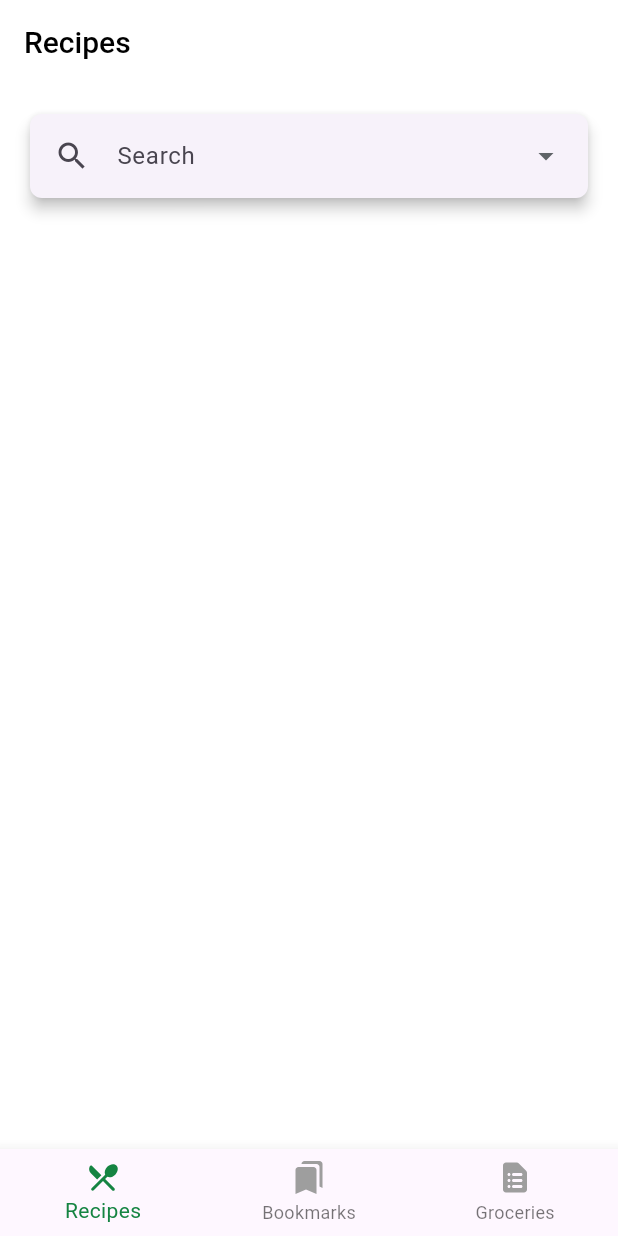
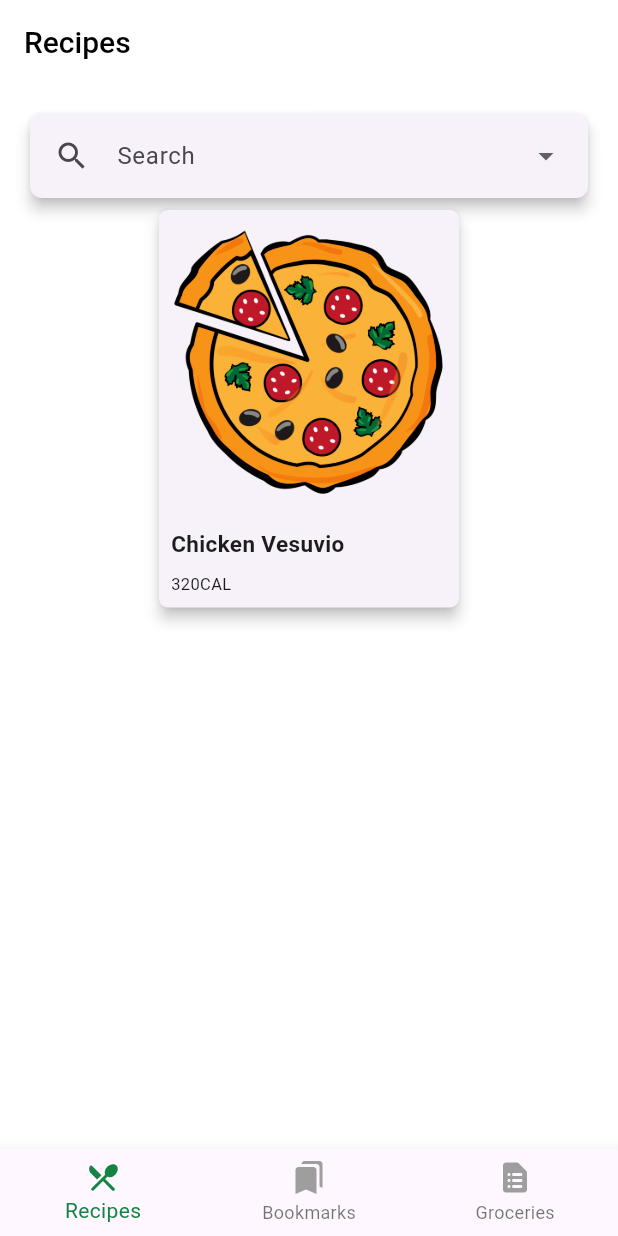
Before and after one commit to nash-2023/fooderlishCh09, a Flutter app: the screen it shows after launch, on a phone screen of 412 x 824 dp. Run offline on Flutter 3.47's test engine with Material 3 defaults, Android fonts, the phone set to English and light mode, and no system bars; our stand-ins replace flutter_slidable, flutter_svg, shared_preferences.

Commit message:
end of ch 10

```diff
--- /dev/null
+++ b/fdrlsh09/lib/network/recipe_model.dart
@@ -0,0 +1,97 @@
+import 'package:json_annotation/json_annotation.dart';
+part 'recipe_model.g.dart';
+
+@JsonSerializable()
+class APIRecipeQuery {
+  factory APIRecipeQuery.fromJson(Map<String, dynamic> json) =>
+      _$APIRecipeQueryFromJson(json);
+  Map<String, dynamic> toJson() => _$APIRecipeQueryToJson(this);
+  @JsonKey(name: 'q')
+  String query;
+  int from;
+  int to;
+  bool more;
+  int count;
+  List<APIHits> hits;
+  APIRecipeQuery({
+    required this.query,
+    required this.from,
+    required this.to,
+    required this.more,
+    required this.count,
+    required this.hits,
+  });
+}
+
+// 1
+@JsonSerializable()
+class APIHits {
+// 2
+  APIRecipe recipe;
+// 3
+  APIHits({
+    required this.recipe,
+  });
+// 4
+  factory APIHits.fromJson(Map<String, dynamic> json) =>
+      _$APIHitsFromJson(json);
+  Map<String, dynamic> toJson() => _$APIHitsToJson(this);
+}
+
+@JsonSerializable()
+class APIRecipe {
+// 1
+  String label;
+  String image;
+  String url;
+// 2
+  List<APIIngredients> ingredients;
+  double calories;
+  double totalWeight;
+  double totalTime;
+  APIRecipe({
+    required this.label,
+    required this.image,
+    required this.url,
+    required this.ingredients,
+    required this.calories,
+    required this.totalWeight,
+    required this.totalTime,
+  });
+// 3
+  factory APIRecipe.fromJson(Map<String, dynamic> json) =>
+      _$APIRecipeFromJson(json);
+  Map<String, dynamic> toJson() => _$APIRecipeToJson(this);
+}
+
+// 4
+String getCalories(double? calories) {
+  if (calories == null) {
+    return '0 KCAL';
+  }
+  return '${calories.floor()} KCAL';
+}
+
+// 5
+String getWeight(double? weight) {
+  if (weight == null) {
+    return '0g';
+  }
+  return '${weight.floor()}g';
+}
+
+@JsonSerializable()
+class APIIngredients {
+// 6
+  @JsonKey(name: 'text')
+  String name;
+  double weight;
+  APIIngredients({
+    required this.name,
+    required this.weight,
+  });
+// 7
+  factory APIIngredients.fromJson(Map<String, dynamic> json) =>
+      _$APIIngredientsFromJson(json);
+  Map<String, dynamic> toJson() => _$APIIngredientsToJson(this);
+}
--- a/fdrlsh09/lib/ui/recipes/recipe_list.dart
+++ b/fdrlsh09/lib/ui/recipes/recipe_list.dart
@@ -4,6 +4,11 @@ import 'package:flutter/material.dart';
 import 'package:shared_preferences/shared_preferences.dart';
 import '../widgets/custom_dropdown.dart';
 import '../colors.dart';
+import 'dart:convert';
+import '../../network/recipe_model.dart';
+import 'package:flutter/services.dart';
+import '../recipe_card.dart';
+import 'recipe_details.dart';
 
 class RecipeList extends StatefulWidget {
   const RecipeList({Key? key}) : super(key: key);
@@ -25,12 +30,12 @@ class _RecipeListState extends State<RecipeList> {
   bool loading = false;
   bool inErrorState = false;
   List<String> previousSearches = <String>[];
-  // TODO: Add _currentRecipes1
+  APIRecipeQuery? _currentRecipes1;
 
   @override
   void initState() {
     super.initState();
-    // TODO: Call loadRecipes()
+    loadRecipes();
 
     getPreviousSearches();
     searchTextController = TextEditingController(text: '');
@@ -54,7 +59,14 @@ class _RecipeListState extends State<RecipeList> {
     });
   }
 
-  // TODO: Add loadRecipes
+  Future loadRecipes() async {
+// 1
+    final jsonString = await rootBundle.loadString('assets/recipes1.json');
+    setState(() {
+// 2
+      _currentRecipes1 = APIRecipeQuery.fromJson(jsonDecode(jsonString));
+    });
+  }
 
   @override
   void dispose() {
@@ -85,6 +97,7 @@ class _RecipeListState extends State<RecipeList> {
     }
   }
 
+//----------------------------------------------------
   @override
   Widget build(BuildContext context) {
     return Container(
@@ -101,6 +114,7 @@ class _RecipeListState extends State<RecipeList> {
     );
   }
 
+//----------------------------------------------------
   Widget _buildSearchCard() {
     return Card(
       elevation: 4,
@@ -204,16 +218,38 @@ class _RecipeListState extends State<RecipeList> {
     });
   }
 
-  // TODO: Replace method
   Widget _buildRecipeLoader(BuildContext context) {
-    if (searchTextController.text.length < 3) {
+// 1
+    if (_currentRecipes1 == null || _currentRecipes1?.hits == null) {
       return Container();
     }
-    // Show a loading indicator while waiting for the movies
-    return const Center(
-      child: CircularProgressIndicator(),
+// Show a loading indicator while waiting for the recipes
+    print(_currentRecipes1!.hits.length);
+    return Flexible(
+      child: ListView.builder(
+        itemCount: 1,
+        itemBuilder: (BuildContext context, int index) {
+          return Center(
+              child: _buildRecipeCard(context, _currentRecipes1!.hits, 0));
+        },
+      ),
     );
   }
 
-  // TODO: Add _buildRecipeCard
+  Widget _buildRecipeCard(
+      BuildContext topLevelContext, List<APIHits> hits, int index) {
+// 1
+    final recipe = hits[index].recipe;
+    return GestureDetector(
+      onTap: () {
+        Navigator.push(topLevelContext, MaterialPageRoute(
+          builder: (context) {
+            return const RecipeDetails();
+          },
+        ));
+      },
+// 2
+      child: recipeStringCard(recipe.image, recipe.label),
+    );
+  }
 }
```
Also changed, not shown: fdrlsh09/pubspec.yaml (+8 -5 lines), fdrlsh09/lib/network/recipe_model.g.dart (added), fdrlsh09/pubspec.lock.
